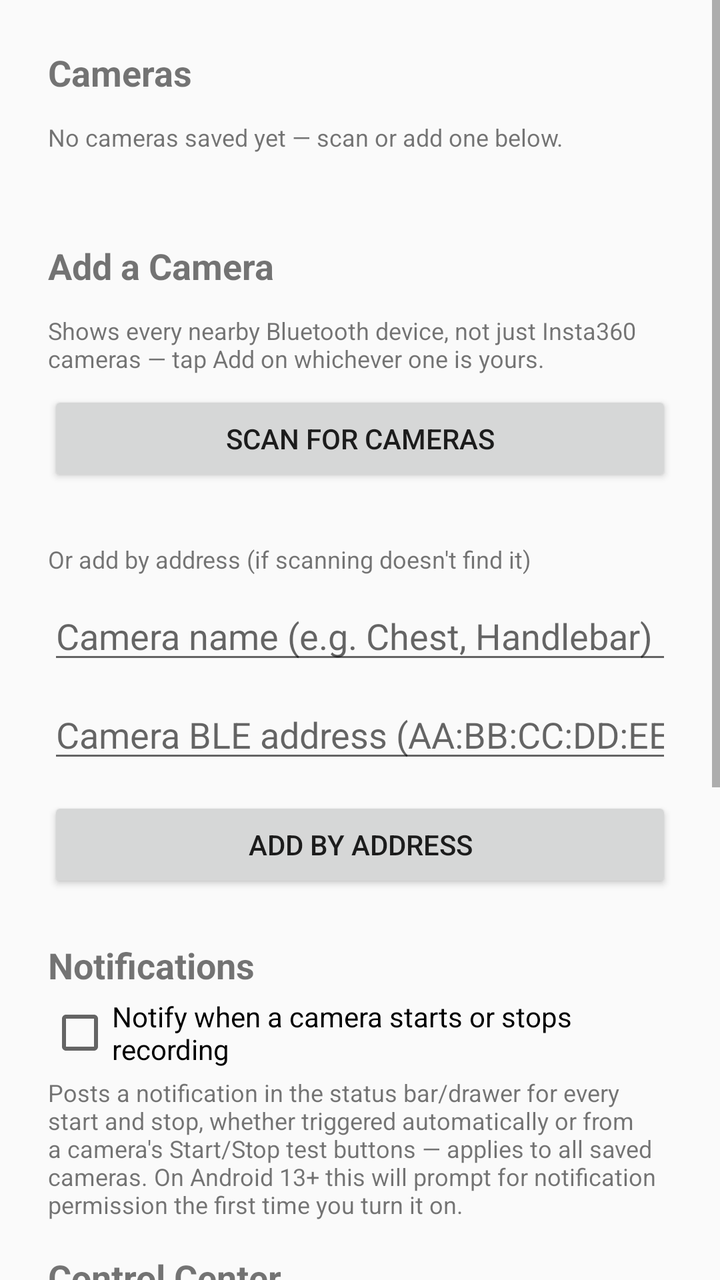
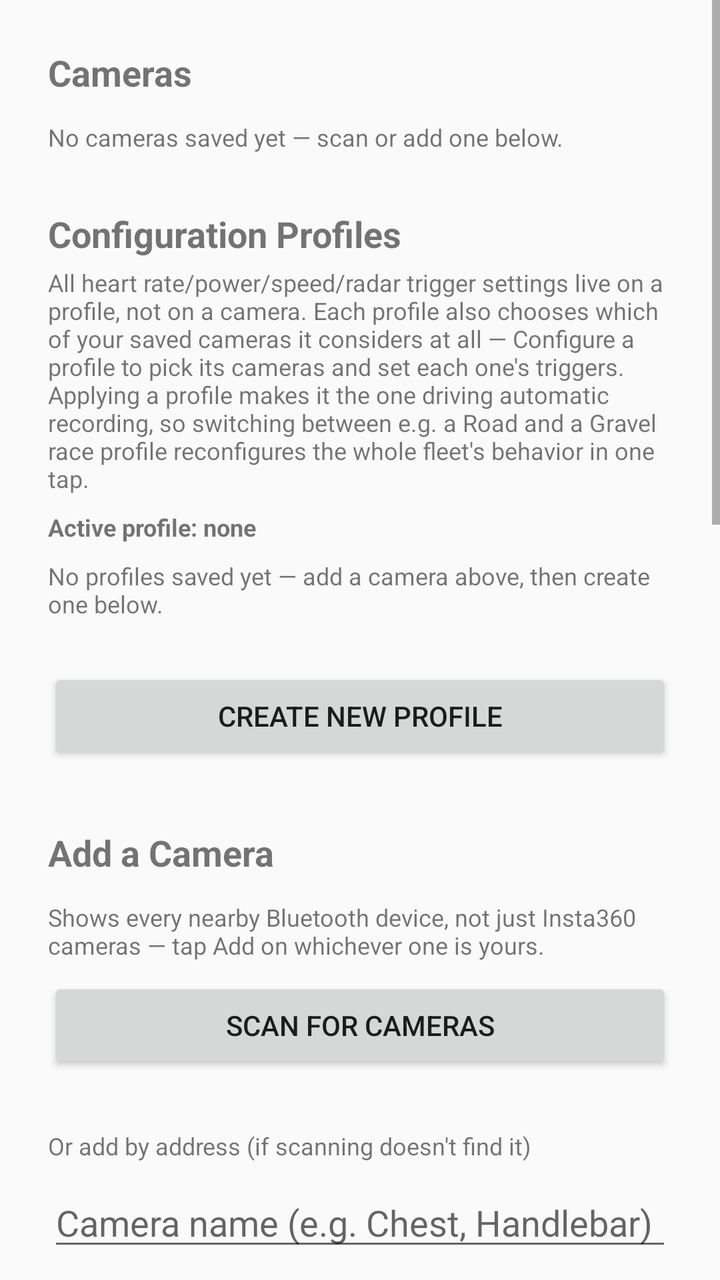

An Android layout rendered at two revisions. The XML below is the earlier revision; the diff shows what the commit changed to produce the second picture.
<!-- AndroidManifest.xml: application theme Theme.AppCompat.DayNight -->
<!-- res/layout/activity_main.xml -->
<?xml version="1.0" encoding="utf-8"?>
<ScrollView xmlns:android="http://schemas.android.com/apk/res/android"
    android:layout_width="match_parent"
    android:layout_height="match_parent"
    android:fillViewport="true">

    <LinearLayout
        android:orientation="vertical"
        android:layout_width="match_parent"
        android:layout_height="wrap_content"
        android:padding="24dp">

        <TextView
            android:layout_width="match_parent"
            android:layout_height="wrap_content"
            android:text="Cameras"
            android:textStyle="bold"
            android:textSize="18sp"
            android:layout_marginBottom="12dp" />

        <TextView
            android:id="@+id/noCamerasText"
            android:layout_width="match_parent"
            android:layout_height="wrap_content"
            android:text="No cameras saved yet — scan or add one below."
            android:textSize="12sp"
            android:layout_marginBottom="12dp" />

        <LinearLayout
            android:id="@+id/cameraListContainer"
            android:orientation="vertical"
            android:layout_width="match_parent"
            android:layout_height="wrap_content"
            android:layout_marginBottom="16dp" />

        <TextView
            android:layout_width="match_parent"
            android:layout_height="wrap_content"
            android:text="Add a Camera"
            android:textStyle="bold"
            android:textSize="18sp"
            android:layout_marginTop="16dp"
            android:layout_marginBottom="12dp" />

        <TextView
            android:layout_width="match_parent"
            android:layout_height="wrap_content"
            android:text="Shows every nearby Bluetooth device, not just Insta360 cameras — tap Add on whichever one is yours."
            android:textSize="12sp"
            android:layout_marginBottom="8dp" />

        <Button
            android:id="@+id/scanForCamerasButton"
            android:layout_width="match_parent"
            android:layout_height="wrap_content"
            android:text="Scan for Cameras"
            android:layout_marginBottom="12dp" />

        <LinearLayout
            android:id="@+id/discoveredListContainer"
            android:orientation="vertical"
            android:layout_width="match_parent"
            android:layout_height="wrap_content"
            android:layout_marginBottom="16dp" />

        <TextView
            android:layout_width="match_parent"
            android:layout_height="wrap_content"
            android:text="Or add by address (if scanning doesn't find it)"
            android:textSize="12sp"
            android:layout_marginBottom="8dp" />

        <EditText
            android:id="@+id/manualNameInput"
            android:layout_width="match_parent"
            android:layout_height="wrap_content"
            android:hint="Camera name (e.g. Chest, Handlebar)"
            android:layout_marginBottom="8dp" />

        <EditText
            android:id="@+id/manualAddressInput"
            android:layout_width="match_parent"
            android:layout_height="wrap_content"
            android:hint="Camera BLE address (AA:BB:CC:DD:EE:FF)"
            android:inputType="textCapCharacters"
            android:layout_marginBottom="12dp" />

        <Button
            android:id="@+id/manualAddButton"
            android:layout_width="match_parent"
            android:layout_height="wrap_content"
            android:text="Add by Address" />

        <TextView
            android:layout_width="match_parent"
            android:layout_height="wrap_content"
            android:text="Notifications"
            android:textStyle="bold"
            android:textSize="18sp"
            android:layout_marginTop="24dp"
            android:layout_marginBottom="4dp" />

        <CheckBox
            android:id="@+id/notifyOnRecordingChangeCheckbox"
            android:layout_width="match_parent"
            android:layout_height="wrap_content"
            android:text="Notify when a camera starts or stops recording"
            android:layout_marginBottom="4dp" />

        <TextView
            android:layout_width="match_parent"
            android:layout_height="wrap_content"
            android:textSize="12sp"
            android:text="Posts a notification in the status bar/drawer for every start and stop, whether triggered automatically or from a camera's Start/Stop test buttons — applies to all saved cameras. On Android 13+ this will prompt for notification permission the first time you turn it on."
            android:layout_marginBottom="16dp" />

        <TextView
            android:layout_width="match_parent"
            android:layout_height="wrap_content"
            android:text="Control Center"
            android:textStyle="bold"
            android:textSize="18sp"
            android:layout_marginBottom="4dp" />

        <CheckBox
            android:id="@+id/controlCenterControlCheckbox"
            android:layout_width="match_parent"
            android:layout_height="wrap_content"
            android:text="Show a Start/Stop control in the Karoo's Control Center"
            android:layout_marginBottom="4dp" />

        <TextView
            android:layout_width="match_parent"
            android:layout_height="wrap_content"
            android:textSize="12sp"
            android:text="Adds a native Karoo Control Center notification with a Start/Stop button that starts every connected camera or stops every recording one — a manual override alongside the automatic triggers. No notification permission needed (this uses the Karoo's own system, not Android's). There's also a tappable &quot;Insta360 Recording Control&quot; data field you can drop on any ride page for the same on-screen toggle, and a &quot;Toggle Camera Recording&quot; action you can assign to a controller button in the Karoo's own button settings — all three act on every saved camera together, since none of them can offer a per-camera choice from a single tap or press. A recording started this way (or from a camera's own Configure screen, or its own physical shutter button) is never auto-stopped by the automatic triggers — only a recording the triggers themselves started gets auto-stopped. Starting a camera this way also briefly pauses its automatic triggers so they can't immediately restart what you just told them not to; that pause clears the moment you open and close that camera's Configure screen (even just to look and back out), though it has no bearing on the stop protection above, which lasts as long as the recording does regardless."
            android:layout_marginBottom="12dp" />

    </LinearLayout>
</ScrollView>
<!-- resources referenced by this layout -->
<resources>

</resources>

<!-- the commit's change to res/layout/activity_main.xml (unified diff, before → after) -->
@@ -36,6 +36,52 @@
         <TextView
             android:layout_width="match_parent"
             android:layout_height="wrap_content"
+            android:text="Configuration Profiles"
+            android:textStyle="bold"
+            android:textSize="18sp"
+            android:layout_marginBottom="4dp" />
+
+        <TextView
+            android:layout_width="match_parent"
+            android:layout_height="wrap_content"
+            android:textSize="12sp"
+            android:text="All heart rate/power/speed/radar trigger settings live on a profile, not on a camera. Each profile also chooses which of your saved cameras it considers at all — Configure a profile to pick its cameras and set each one's triggers. Applying a profile makes it the one driving automatic recording, so switching between e.g. a Road and a Gravel race profile reconfigures the whole fleet's behavior in one tap."
+            android:layout_marginBottom="8dp" />
+
+        <TextView
+            android:id="@+id/activeProfileText"
+            android:layout_width="match_parent"
+            android:layout_height="wrap_content"
+            android:textSize="12sp"
+            android:textStyle="bold"
+            android:text="Active profile: none"
+            android:layout_marginBottom="8dp" />
+
+        <TextView
+            android:id="@+id/noProfilesText"
+            android:layout_width="match_parent"
+            android:layout_height="wrap_content"
+            android:text="No profiles saved yet — add a camera above, then create one below."
+            android:textSize="12sp"
+            android:layout_marginBottom="12dp" />
+
+        <LinearLayout
+            android:id="@+id/profileListContainer"
+            android:orientation="vertical"
+            android:layout_width="match_parent"
+            android:layout_height="wrap_content"
+            android:layout_marginBottom="12dp" />
+
+        <Button
+            android:id="@+id/saveNewProfileButton"
+            android:layout_width="match_parent"
+            android:layout_height="wrap_content"
+            android:text="Create New Profile"
+            android:layout_marginBottom="16dp" />
+
+        <TextView
+            android:layout_width="match_parent"
+            android:layout_height="wrap_content"
             android:text="Add a Camera"
             android:textStyle="bold"
             android:textSize="18sp"
@@ -117,23 +163,56 @@
         <TextView
             android:layout_width="match_parent"
             android:layout_height="wrap_content"
-            android:text="Control Center"
-            android:textStyle="bold"
-            android:textSize="18sp"
-            android:layout_marginBottom="4dp" />
-
-        <CheckBox
-            android:id="@+id/controlCenterControlCheckbox"
-            android:layout_width="match_parent"
-            android:layout_height="wrap_content"
-            android:text="Show a Start/Stop control in the Karoo's Control Center"
-            android:layout_marginBottom="4dp" />
-
-        <TextView
-            android:layout_width="match_parent"
-            android:layout_height="wrap_content"
-            android:textSize="12sp"
-            android:text="Adds a native Karoo Control Center notification with a Start/Stop button that starts every connected camera or stops every recording one — a manual override alongside the automatic triggers. No notification permission needed (this uses the Karoo's own system, not Android's). There's also a tappable &quot;Insta360 Recording Control&quot; data field you can drop on any ride page for the same on-screen toggle, and a &quot;Toggle Camera Recording&quot; action you can assign to a controller button in the Karoo's own button settings — all three act on every saved camera together, since none of them can offer a per-camera choice from a single tap or press. A recording started this way (or from a camera's own Configure screen, or its own physical shutter button) is never auto-stopped by the automatic triggers — only a recording the triggers themselves started gets auto-stopped. Starting a camera this way also briefly pauses its automatic triggers so they can't immediately restart what you just told them not to; that pause clears the moment you open and close that camera's Configure screen (even just to look and back out), though it has no bearing on the stop protection above, which lasts as long as the recording does regardless."
+            android:text="Data Source Loss"
+            android:textStyle="bold"
+            android:textSize="18sp"
+            android:layout_marginTop="24dp"
+            android:layout_marginBottom="4dp" />
+
+        <TextView
+            android:layout_width="match_parent"
+            android:layout_height="wrap_content"
+            android:textSize="12sp"
+            android:text="If a camera is recording because of an automatic trigger (heart rate, power, speed, or radar) and that trigger's own data source stops updating entirely — a disconnected strap, a dead sensor, lost radar connectivity — the trigger has no way to tell effort or speed actually dropped, and would otherwise keep that recording going forever. Set how long to tolerate a missing data source before treating it as lost and stopping the recording automatically; any other still-live trigger on the same camera is unaffected and can keep it recording on its own. 0 disables this and waits indefinitely (the old behavior)."
+            android:layout_marginBottom="8dp" />
+
+        <LinearLayout
+            android:orientation="horizontal"
+            android:layout_width="match_parent"
+            android:layout_height="wrap_content"
+            android:gravity="center_vertical"
+            android:layout_marginBottom="16dp">
+
+            <EditText
+                android:id="@+id/dataSourceLossTimeoutInput"
+                android:layout_width="0dp"
+                android:layout_height="wrap_content"
+                android:layout_weight="1"
+                android:inputType="number"
+                android:hint="Minutes (0 = never stop)" />
+
+            <Button
+                android:id="@+id/saveDataSourceLossTimeoutButton"
+                android:layout_width="wrap_content"
+                android:layout_height="wrap_content"
+                android:text="Save"
+                android:layout_marginStart="8dp" />
+
+        </LinearLayout>
+
+        <TextView
+            android:layout_width="match_parent"
+            android:layout_height="wrap_content"
+            android:text="In-Ride Manual Control"
+            android:textStyle="bold"
+            android:textSize="18sp"
+            android:layout_marginBottom="4dp" />
+
+        <TextView
+            android:layout_width="match_parent"
+            android:layout_height="wrap_content"
+            android:textSize="12sp"
+            android:text="Two ways to start/stop every saved camera at once, both unaffected by Hammerhead's rule hiding Control Center notifications for the whole duration of a ride: the tappable &quot;Insta360 Recording Control&quot; data field, which you can drop on any ride page, and the &quot;Toggle Camera Recording&quot; action, assignable to a controller button in the Karoo's own button settings. (A Control Center Start/Stop control used to be a third option here — removed since it's hidden for the entire ride by platform design, making it useless for exactly the case this section is about.) A recording started either of these ways (or from a camera's own Configure screen, its own physical shutter button, or after using Reconnect) is never auto-stopped by the automatic triggers — only a recording the triggers themselves started gets auto-stopped, so this protection lasts as long as the recording does, with nothing you need to do to keep it in effect. Stopping a camera this way briefly (a few seconds) pauses its automatic triggers so they can't immediately start it right back up if a trigger condition is still true — that pause always clears itself shortly after, whether or not you ever open that camera's Configure screen."
             android:layout_marginBottom="12dp" />
 
     </LinearLayout>
